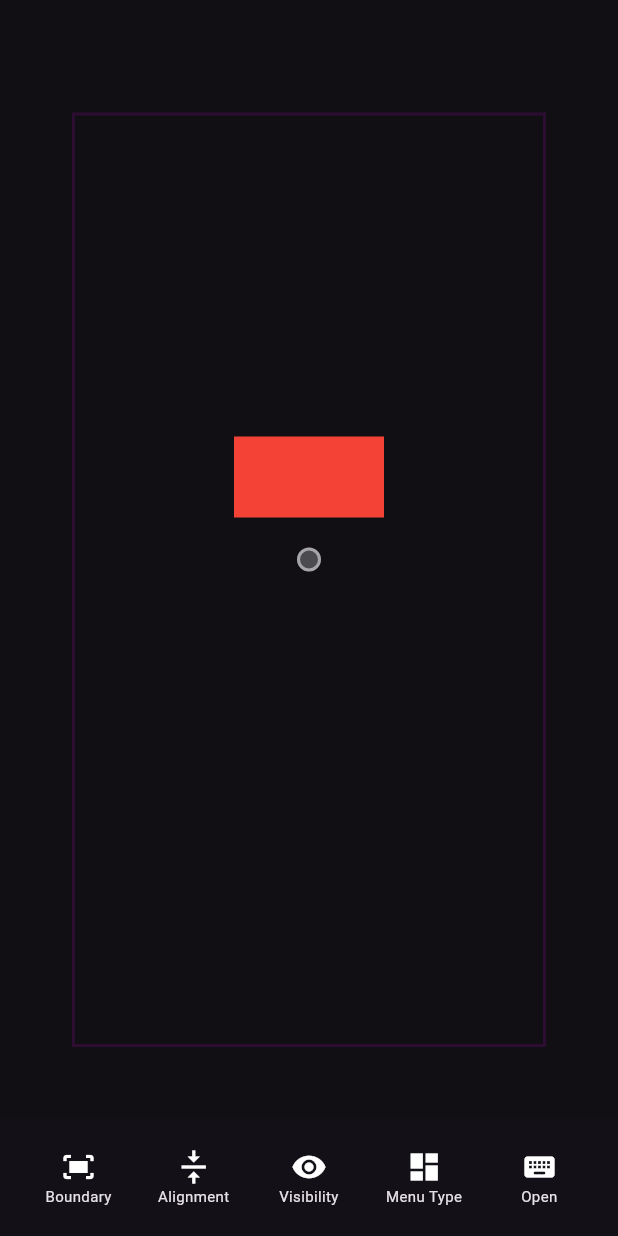
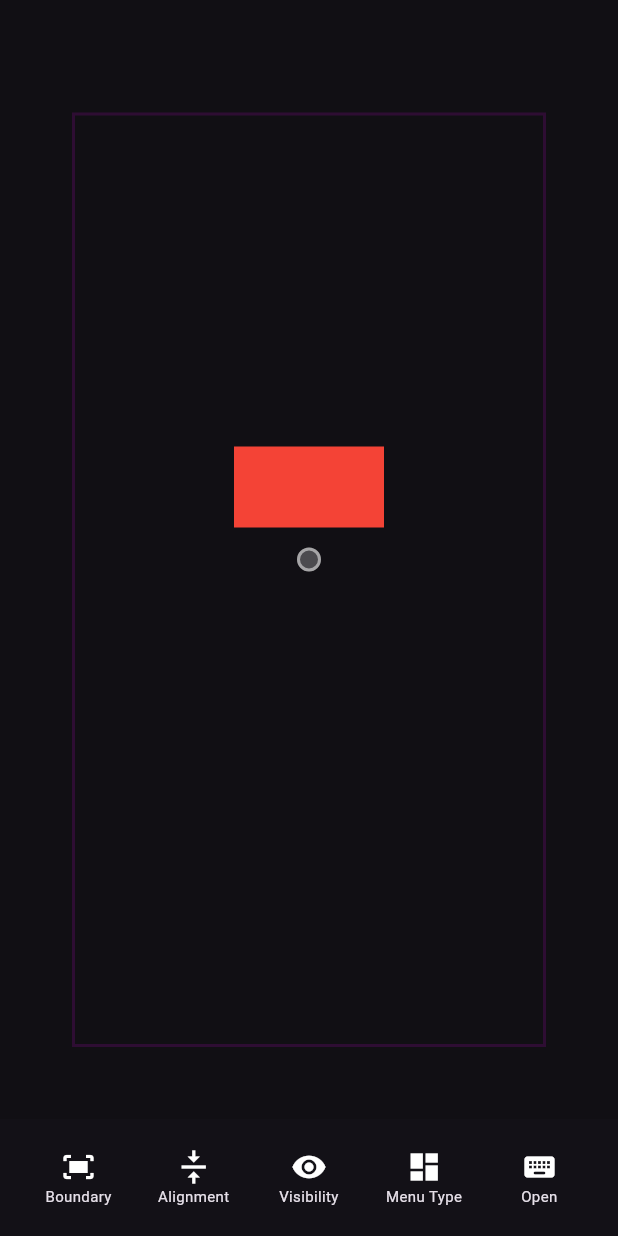
Before and after one commit to Flutter-Bounty-Hunters/follow_the_leader, a Flutter app: the KitchenSinkDemo screen opened directly, after a tap on "Screen Boundary", on a phone screen of 412 x 824 dp. Run offline on Flutter 3.47's test engine with Material 3 defaults, Android fonts, the light colour scheme and no system bars; missing offline and left inert: overlord, page_list_viewport, super_keyboard.

Commit message:
Make follower gap use dip instead of px

```diff
--- a/lib/src/follower.dart
+++ b/lib/src/follower.dart
@@ -1210,7 +1210,7 @@ class FollowerLayer extends ContainerLayer {
 
     return _AnchorMetrics(
       leaderAnchorInScreenSpace: alignment.leaderAnchor.alongSize(leaderSize * leaderScale),
-      followerGapInScreenSpace: alignment.followerOffset.toPixels(leaderScale),
+      followerGapInScreenSpace: alignment.followerOffset,
       followerAnchorInFollowerSpace: -alignment.followerAnchor.alongSize(followerSize * followerScale),
     );
   }
```
